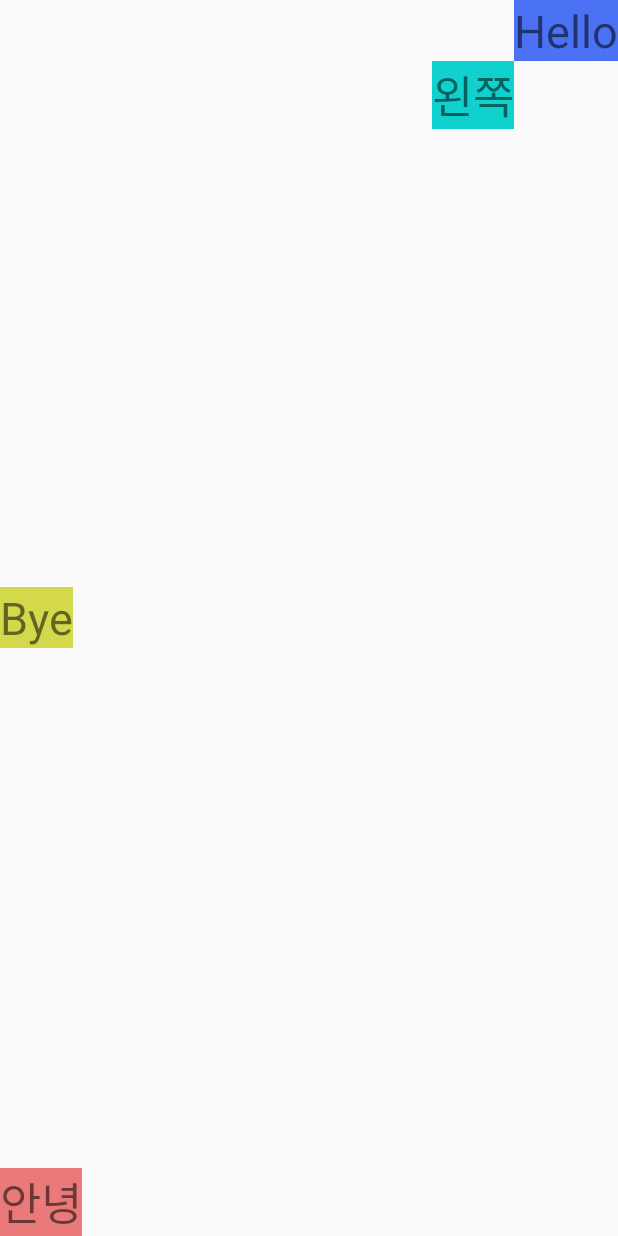
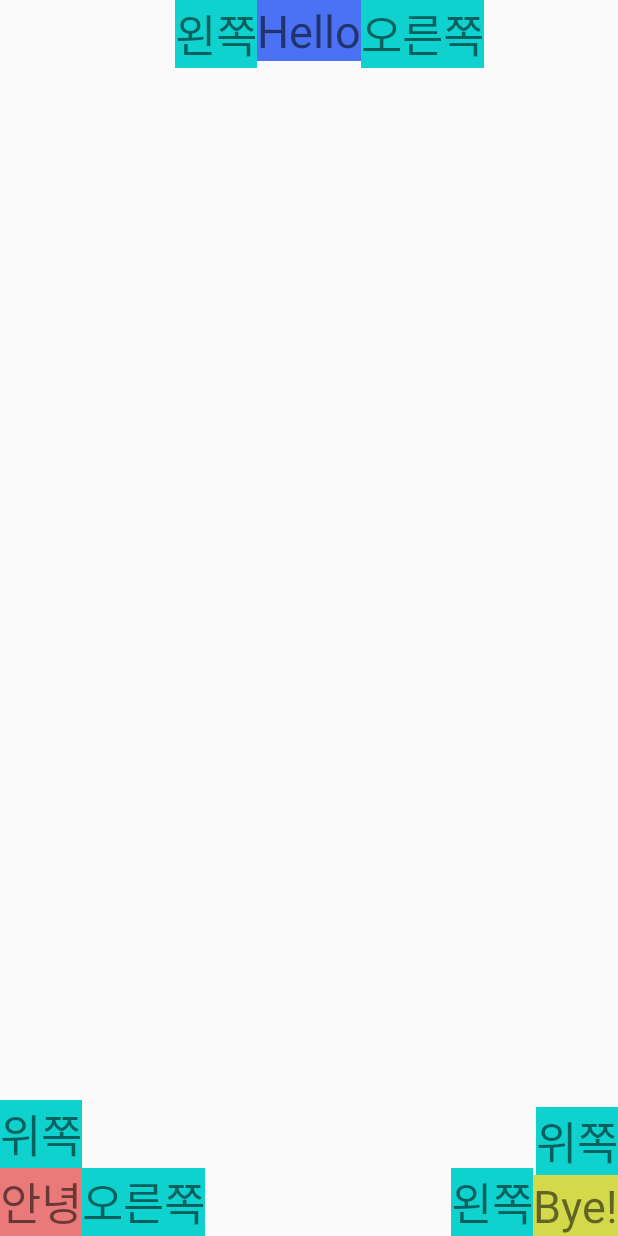
Before and after one commit to EunKeyong/MyFirstAndroidApp, an Android app: the layout layout_relative.xml on its own in the app's theme, with its tools: preview values and no code run, on a phone screen of 412 x 824 dp. Run offline under Robolectric (Android 15) with nearby library versions, the phone set to English and light mode, and no system bars.

Commit message:
RelativeLayout 다른 View와 상대적인 위치설정 연습 2

```diff
--- a/app/src/main/res/layout/layout_relative.xml
+++ b/app/src/main/res/layout/layout_relative.xml
@@ -7,7 +7,7 @@
         android:id="@+id/hello_text"
         android:layout_width="wrap_content"
         android:layout_height="wrap_content"
-        android:layout_alignParentEnd="true"
+        android:layout_centerHorizontal="true"
         android:background="#4b72f4"
         android:text="Hello"
         android:textSize="30sp" />
@@ -15,13 +15,21 @@
     <TextView
         android:layout_width="wrap_content"
         android:layout_height="wrap_content"
-        android:layout_below="@id/hello_text"
         android:layout_toStartOf="@id/hello_text"
         android:background="#0fd1ce"
         android:text="왼쪽"
         android:textSize="30sp" />
 
     <TextView
+        android:layout_width="wrap_content"
+        android:layout_height="wrap_content"
+        android:layout_toEndOf="@id/hello_text"
+        android:background="#0fd1ce"
+        android:text="오른쪽"
+        android:textSize="30sp" />
+
+    <TextView
+        android:id="@+id/hello_text2"
         android:layout_width="wrap_content"
         android:layout_height="wrap_content"
         android:layout_alignParentBottom="true"
@@ -32,10 +40,46 @@
     <TextView
         android:layout_width="wrap_content"
         android:layout_height="wrap_content"
-        android:layout_centerVertical="true"
-        android:background="#d4d94b"
-        android:text="Bye"
+        android:layout_above="@id/hello_text2"
+        android:background="#0fd1ce"
+        android:text="위쪽"
         android:textSize="30sp" />
 
+    <TextView
+        android:layout_width="wrap_content"
+        android:layout_height="wrap_content"
+        android:layout_alignParentBottom="true"
+        android:layout_toEndOf="@id/hello_text2"
+        android:background="#0fd1ce"
+        android:text="오른쪽"
+        android:textSize="30sp" />
+
+    <TextView
+        android:id="@+id/bye_text"
+        android:layout_width="wrap_content"
+        android:layout_height="wrap_content"
+        android:layout_alignParentBottom="true"
+        android:layout_alignParentEnd="true"
+        android:background="#d4d94b"
+        android:text="Bye!"
+        android:textSize="30sp" />
+
+    <TextView
+        android:layout_width="wrap_content"
+        android:layout_height="wrap_content"
+        android:layout_alignParentBottom="true"
+        android:layout_toStartOf="@id/bye_text"
+        android:background="#0fd1ce"
+        android:text="왼쪽"
+        android:textSize="30sp" />
+
+    <TextView
+        android:layout_width="wrap_content"
+        android:layout_height="wrap_content"
+        android:layout_above="@id/bye_text"
+        android:layout_alignEnd="@id/bye_text"
+        android:background="#0fd1ce"
+        android:text="위쪽"
+        android:textSize="30sp" />
 
 </RelativeLayout>
```
